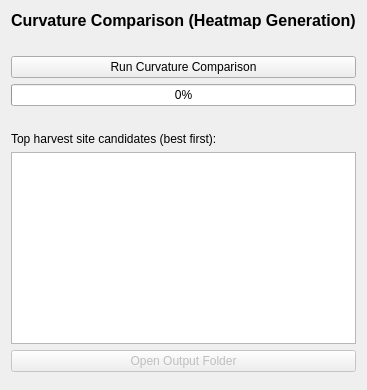
Old version of the form Resources/UI/page_curvature.ui in the repository thomasjames3/SlicerScutumGraftLocator.
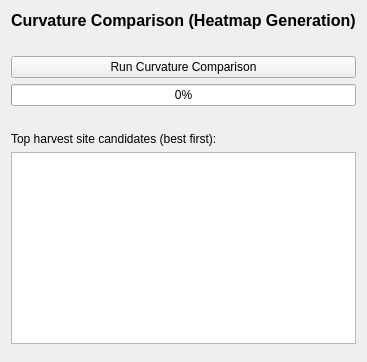
New version of the form.

The edit to the form file:
```diff
--- a/Resources/UI/page_curvature.ui
+++ b/Resources/UI/page_curvature.ui
@@ -81,16 +81,6 @@
      </property>
     </widget>
    </item>
-   <item>
-    <widget class="QPushButton" name="openOutputFolderButton">
-     <property name="text">
-      <string>Open Output Folder</string>
-     </property>
-     <property name="enabled">
-      <bool>false</bool>
-     </property>
-    </widget>
-   </item>
    <item>
     <spacer name="verticalSpacer">
      <property name="orientation">
```
